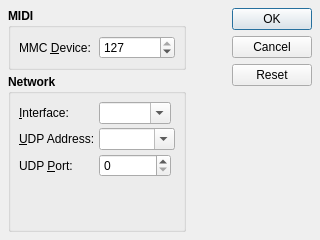
Qt form src/qmidictlOptionsForm.ui (rncbc/qmidictl) before a commit.
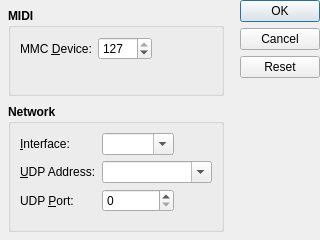
The same form after that commit. Icons and pictures are not drawn.

Commit message: - [androidx] Make-up action-bar colored; layout margins/spacing fixed.

The edit to the form file:
```diff
--- a/src/qmidictlOptionsForm.ui
+++ b/src/qmidictlOptionsForm.ui
@@ -38,10 +38,22 @@
     <normaloff>:/images/qmidictl.png</normaloff>:/images/qmidictl.png</iconset>
   </property>
   <layout class="QVBoxLayout" name="MainCentralLayout">
+   <property name="spacing">
+    <number>8</number>
+   </property>
+   <property name="margin">
+    <number>0</number>
+   </property>
    <item>
     <layout class="QHBoxLayout">
      <item>
       <layout class="QVBoxLayout">
+       <property name="spacing">
+        <number>8</number>
+       </property>
+       <property name="margin">
+        <number>8</number>
+       </property>
        <item>
         <widget class="QGroupBox" name="MidiGroupBox">
          <property name="font">
@@ -92,6 +104,19 @@
             </property>
            </widget>
           </item>
+          <item row="1" column="0" colspan="3">
+           <spacer>
+            <property name="orientation">
+             <enum>Qt::Vertical</enum>
+            </property>
+            <property name="sizeHint">
+             <size>
+              <width>20</width>
+              <height>8</height>
+             </size>
+            </property>
+           </spacer>
+          </item>
          </layout>
         </widget>
        </item>
@@ -205,7 +230,7 @@
             <property name="orientation">
              <enum>Qt::Vertical</enum>
             </property>
-            <property name="sizeHint" stdset="0">
+            <property name="sizeHint">
              <size>
               <width>20</width>
               <height>8</height>
@@ -218,19 +243,6 @@
        </item>
       </layout>
      </item>
-     <item>
-      <spacer>
-       <property name="orientation">
-        <enum>Qt::Horizontal</enum>
-       </property>
-       <property name="sizeHint" stdset="0">
-        <size>
-         <width>8</width>
-         <height>20</height>
-        </size>
-       </property>
-      </spacer>
-     </item>
      <item>
       <widget class="QDialogButtonBox" name="DialogButtonBox">
        <property name="orientation">
@@ -245,7 +257,6 @@
    </item>
   </layout>
  </widget>
- <layoutdefault spacing="4" margin="8"/>
  <tabstops>
   <tabstop>MmcDeviceSpinBox</tabstop>
   <tabstop>InterfaceComboBox</tabstop>
```
The commit also changes 6 other files.
